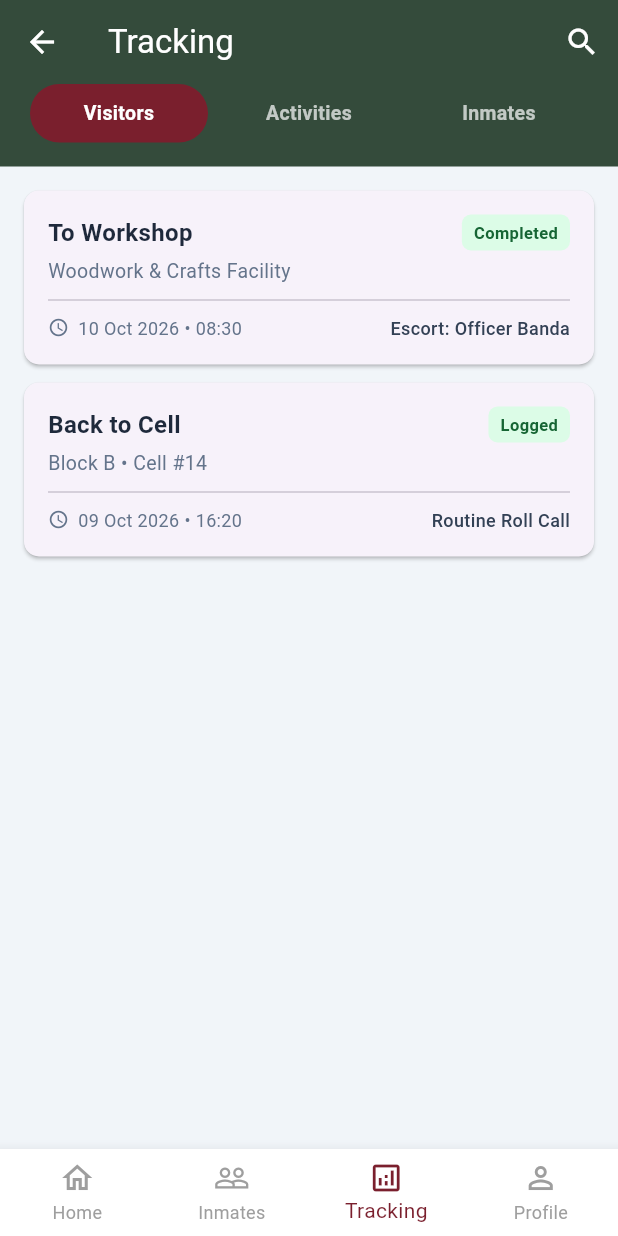
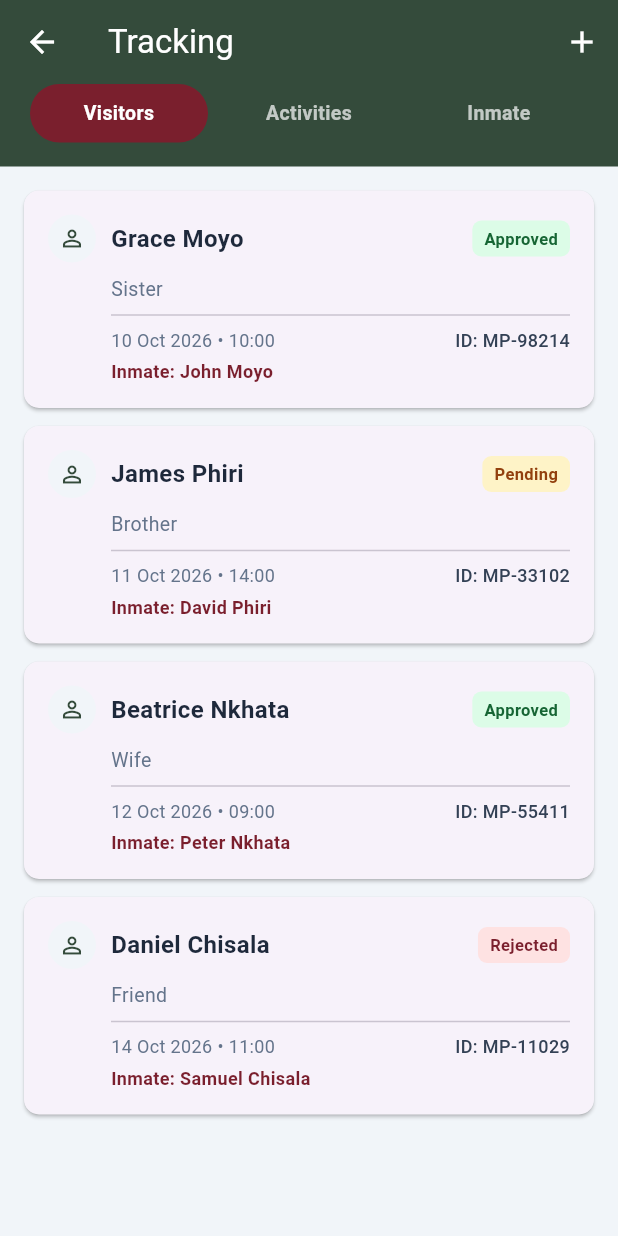
Before and after one commit to bsc-com-44-24/Prison-Management-system, a Flutter app: the TrackingScreen screen opened directly, on a phone screen of 412 x 824 dp. Run offline on Flutter 3.47's test engine with Material 3 defaults, Android fonts, the phone set to English and light mode, and no system bars; our stand-ins replace hive_flutter; accounts and stored records are empty.

Commit message:
Updated Tracking module (Visitors, Activities, Inmate records) and responsive card layouts. Closes #9.

```diff
--- a/lib/tracking/models/tracking_model.dart
+++ b/lib/tracking/models/tracking_model.dart
@@ -1,15 +1,15 @@
 class TrackingItem {
-  final String title;
-  final String subtitle;
-  final String date;
-  final String status;
-  final String detailInfo;
-  final String category; // 'Visitors', 'Activities', or 'Inmates'
+  final String title;          // e.g. Visitor Name or Inmate Name or Activity Name
+  final String subtitle;       // e.g. Relationship, Cell/Block, or Facility
+  final String dateOrDuration; // e.g. Visit Date or Sentence Duration
+  final String status;         // e.g. Approved, Pending, Logged, Completed
+  final String detailInfo;     // e.g. ID Number, Escort, Offence category
+  final String category;       // 'Visitors', 'Activities', or 'Inmate'
 
   TrackingItem({
     required this.title,
     required this.subtitle,
-    required this.date,
+    required this.dateOrDuration,
     required this.status,
     required this.detailInfo,
     required this.category,
--- a/lib/tracking/screens/tracking_screen.dart
+++ b/lib/tracking/screens/tracking_screen.dart
@@ -11,73 +11,122 @@ class TrackingScreen extends StatefulWidget {
 class _TrackingScreenState extends State<TrackingScreen> {
   String _selectedTab = 'Visitors';
 
-  // Mock tracking data conforming to project constraints (no restricted terms)
+  // Comprehensive mock data covering Issue #9 requirements
   final List<TrackingItem> _trackingItems = [
+    // Visitors Tab Data (matching Figma design)
+    TrackingItem(
+      title: 'Grace Moyo',
+      subtitle: 'Sister',
+      dateOrDuration: '10 Oct 2026 • 10:00',
+      status: 'Approved',
+      detailInfo: 'ID: MP-98214 • Inmate: John Moyo',
+      category: 'Visitors',
+    ),
+    TrackingItem(
+      title: 'James Phiri',
+      subtitle: 'Brother',
+      dateOrDuration: '11 Oct 2026 • 14:00',
+      status: 'Pending',
+      detailInfo: 'ID: MP-33102 • Inmate: David Phiri',
+      category: 'Visitors',
+    ),
+    TrackingItem(
+      title: 'Beatrice Nkhata',
+      subtitle: 'Wife',
+      dateOrDuration: '12 Oct 2026 • 09:00',
+      status: 'Approved',
+      detailInfo: 'ID: MP-55411 • Inmate: Peter Nkhata',
+      category: 'Visitors',
+    ),
+    TrackingItem(
+      title: 'Daniel Chisala',
+      subtitle: 'Friend',
+      dateOrDuration: '14 Oct 2026 • 11:00',
+      status: 'Rejected',
+      detailInfo: 'ID: MP-11029 • Inmate: Samuel Chisala',
+      category: 'Visitors',
+    ),
+
+    // Inmate Tab Data (matching Inmate form metrics & Issue #9)
+    TrackingItem(
+      title: 'John Moyo',
+      subtitle: 'Block B • Cell #14',
+      dateOrDuration: 'Sentence: 4 Years',
+      status: 'Active',
+      detailInfo: 'ID: MP/00189 • Release: Oct 2030',
+      category: 'Inmate',
+    ),
+    TrackingItem(
+      title: 'David Phiri',
+      subtitle: 'Block A • Cell #03',
+      dateOrDuration: 'Sentence: 2 Years',
+      status: 'Active',
+      detailInfo: 'ID: MP/00214 • Release: Nov 2028',
+      category: 'Inmate',
+    ),
+    TrackingItem(
+      title: 'Peter Nkhata',
+      subtitle: 'Block C • Cell #22',
+      dateOrDuration: 'Sentence: 5 Years',
+      status: 'Active',
+      detailInfo: 'ID: MP/00305 • Release: Jan 2031',
+      category: 'Inmate',
+    ),
+
+    // Activities Tab Data (Welfare & Daily operations)
     TrackingItem(
       title: 'To Workshop',
       subtitle: 'Woodwork & Crafts Facility',
-      date: '10 Oct 2026 • 08:30',
+      dateOrDuration: '10 Oct 2026 • 08:30',
       status: 'Completed',
       detailInfo: 'Escort: Officer Banda',
-      category: 'Visitors',
-    ),
-    TrackingItem(
-      title: 'Back to Cell',
-      subtitle: 'Block B • Cell #14',
-      date: '09 Oct 2026 • 16:20',
-      status: 'Logged',
-      detailInfo: 'Routine Roll Call',
-      category: 'Visitors',
-    ),
-    TrackingItem(
-      title: 'Court Appearance',
-      subtitle: 'High Court Lilongwe',
-      date: '08 Oct 2026 • 09:00',
-      status: 'Official Hearing',
-      detailInfo: 'Escort Unit',
-      category: 'Inmates',
+      category: 'Activities',
     ),
     TrackingItem(
       title: 'To Clinic',
-      subtitle: 'Medical Ward • Checkup',
-      date: '07 Oct 2026 • 14:15',
+      subtitle: 'Prison Medical Ward - Checkup',
+      dateOrDuration: '07 Oct 2026 • 14:15',
       status: 'Logged',
-      detailInfo: 'Dr. Phiri',
+      detailInfo: 'Attending: Dr. Phiri',
       category: 'Activities',
     ),
   ];
 
   @override
   Widget build(BuildContext context) {
-    final filteredItems = _trackingItems
-        .where((item) => item.category == _selectedTab)
-        .toList();
+    // Note: Figma labels tab as 'Inmate' (singular) or 'Inmates'
+    final filteredItems = _trackingItems.where((item) {
+      if (_selectedTab == 'Inmate') {
+        return item.category == 'Inmate';
+      }
+      return item.category == _selectedTab;
+    }).toList();
 
     return Scaffold(
       backgroundColor: const Color(0xFFF1F5F9),
       appBar: AppBar(
         title: const Text('Tracking'),
-        backgroundColor: const Color(0xFF344B3B), // Official Dark Green
+        backgroundColor: const Color(0xFF344B3B), // Dark Green
         foregroundColor: Colors.white,
         elevation: 0,
         actions: [
           IconButton(
-            icon: const Icon(Icons.search),
+            icon: const Icon(Icons.add),
             onPressed: () {
-              // Add search logic if needed
+              // Action to add new record matching current tab
             },
           ),
         ],
       ),
       body: Column(
         children: [
-          // Segmented Filter Tabs (Visitors, Activities, Inmates)
+          // Segmented Filter Tabs: Visitors, Activities, Inmate
           Container(
             color: const Color(0xFF344B3B),
             padding: const EdgeInsets.fromLTRB(16, 0, 16, 16),
             child: Row(
               mainAxisAlignment: MainAxisAlignment.center,
-              children: ['Visitors', 'Activities', 'Inmates'].map((tab) {
+              children: ['Visitors', 'Activities', 'Inmate'].map((tab) {
                 final isSelected = _selectedTab == tab;
                 return Expanded(
                   child: GestureDetector(
@@ -107,13 +156,25 @@ class _TrackingScreenState extends State<TrackingScreen> {
             ),
           ),
 
-          // List of Tracking Entries
+          // Dynamic List of Tracking Cards
           Expanded(
             child: ListView.builder(
               padding: const EdgeInsets.all(16),
               itemCount: filteredItems.length,
               itemBuilder: (context, index) {
                 final item = filteredItems[index];
+
+                // Determine badge background and text color based on status
+                Color badgeBg = const Color(0xFFDCFCE7);
+                Color badgeFg = const Color(0xFF166534);
+                if (item.status == 'Pending') {
+                  badgeBg = const Color(0xFFFEF3C7);
+                  badgeFg = const Color(0xFF92400E);
+                } else if (item.status == 'Rejected') {
+                  badgeBg = const Color(0xFFFEE2E2);
+                  badgeFg = const Color(0xFF7A1F2D);
+                }
+
                 return Card(
                   elevation: 1,
                   margin: const EdgeInsets.only(bottom: 12),
@@ -128,6 +189,22 @@ class _TrackingScreenState extends State<TrackingScreen> {
                         Row(
                           mainAxisAlignment: MainAxisAlignment.spaceBetween,
                           children: [
+                            Row(
+                              children: [
+                                CircleAvatar(
+                                  radius: 16,
+                                  backgroundColor: const Color(0xFFF1F5F9),
+                                  child: Icon(
+                                    _selectedTab == 'Visitors'
+                                        ? Icons.person_outline
+                                        : _selectedTab == 'Inmate'
+                                            ? Icons.badge_outlined
+                                            : Icons.event_note_outlined,
+                                    size: 18,
+                                    color: const Color(0xFF344B3B),
+                                  ),
+                                ),
+                                const SizedBox(width: 10),
                                 Text(
                                   item.title,
                                   style: const TextStyle(
@@ -136,23 +213,21 @@ class _TrackingScreenState extends State<TrackingScreen> {
                                     color: Color(0xFF1E293B),
                                   ),
                                 ),
+                              ],
+                            ),
                             Container(
                               padding: const EdgeInsets.symmetric(
                                 horizontal: 8,
                                 vertical: 4,
                               ),
                               decoration: BoxDecoration(
-                                color: item.status == 'Official Hearing'
-                                    ? const Color(0xFFFEE2E2)
-                                    : const Color(0xFFDCFCE7),
+                                color: badgeBg,
                                 borderRadius: BorderRadius.circular(6),
                               ),
                               child: Text(
                                 item.status,
                                 style: TextStyle(
-                                  color: item.status == 'Official Hearing'
-                                      ? const Color(0xFF7A1F2D)
-                                      : const Color(0xFF166534),
+                                  color: badgeFg,
                                   fontSize: 11,
                                   fontWeight: FontWeight.bold,
                                 ),
@@ -160,7 +235,12 @@ class _TrackingScreenState extends State<TrackingScreen> {
                             ),
                           ],
                         ),
-                        const SizedBox(height: 4),
+                        const SizedBox(height: 8),
+                        Padding(
+                          padding: const EdgeInsets.only(left: 42),
+                          child: Column(
+                            crossAxisAlignment: CrossAxisAlignment.start,
+                            children: [
                               Text(
                                 item.subtitle,
                                 style: const TextStyle(
@@ -168,29 +248,21 @@ class _TrackingScreenState extends State<TrackingScreen> {
                                   fontSize: 13,
                                 ),
                               ),
-                        const Divider(height: 20),
+                             const Divider(height: 16),
                               Row(
                                 mainAxisAlignment: MainAxisAlignment.spaceBetween,
                                 children: [
-                            Row(
-                              children: [
-                                const Icon(
-                                  Icons.access_time,
-                                  size: 14,
-                                  color: Color(0xFF64748B),
-                                ),
-                                const SizedBox(width: 6),
                                   Text(
-                                  item.date,
+                                    item.dateOrDuration,
                                     style: const TextStyle(
                                       color: Color(0xFF64748B),
                                       fontSize: 12,
                                     ),
                                   ),
-                              ],
-                            ),
                                   Text(
-                              item.detailInfo,
+                                    item.detailInfo.contains('•')
+                                        ? item.detailInfo.split('•')[0].trim()
+                                        : item.detailInfo,
                                     style: const TextStyle(
                                       color: Color(0xFF334155),
                                       fontSize: 12,
@@ -198,6 +270,23 @@ class _TrackingScreenState extends State<TrackingScreen> {
                                     ),
                                   ),
                                 ],
+                              ),
+                              if (item.detailInfo.contains('•')) ...[
+                                const SizedBox(height: 4),
+                                Align(
+                                  alignment: Alignment.centerLeft,
+                                  child: Text(
+                                    item.detailInfo.split('•')[1].trim(),
+                                    style: const TextStyle(
+                                      color: Color(0xFF7A1F2D), // Maroon brand color
+                                      fontSize: 12,
+                                      fontWeight: FontWeight.w600,
+                                    ),
+                                  ),
+                                ),
+                              ],
+                            ],
+                          ),
                         ),
                       ],
                     ),
@@ -208,35 +297,6 @@ class _TrackingScreenState extends State<TrackingScreen> {
           ),
         ],
       ),
-      // Footer Navigation with "Tracking" replacing "Reports"
-      bottomNavigationBar: BottomNavigationBar(
-        currentIndex: 2, // Index corresponding to Tracking tab
-        selectedItemColor: const Color(0xFF7A1F2D), // Maroon
-        unselectedItemColor: Colors.grey,
-        backgroundColor: Colors.white,
-        type: BottomNavigationBarType.fixed,
-        onTap: (index) {
-          // Handle bottom navigation switching
-        },
-        items: const [
-          BottomNavigationBarItem(
-            icon: Icon(Icons.home_outlined),
-            label: 'Home',
-          ),
-          BottomNavigationBarItem(
-            icon: Icon(Icons.people_outline),
-            label: 'Inmates',
-          ),
-          BottomNavigationBarItem(
-            icon: Icon(Icons.analytics_outlined),
-            label: 'Tracking', // Updated from Reports to Tracking
-          ),
-          BottomNavigationBarItem(
-            icon: Icon(Icons.person_outline),
-            label: 'Profile',
-          ),
-        ],
-      ),
     );
   }
 }
```
Lines whose indentation alone changed are shown as unchanged.
